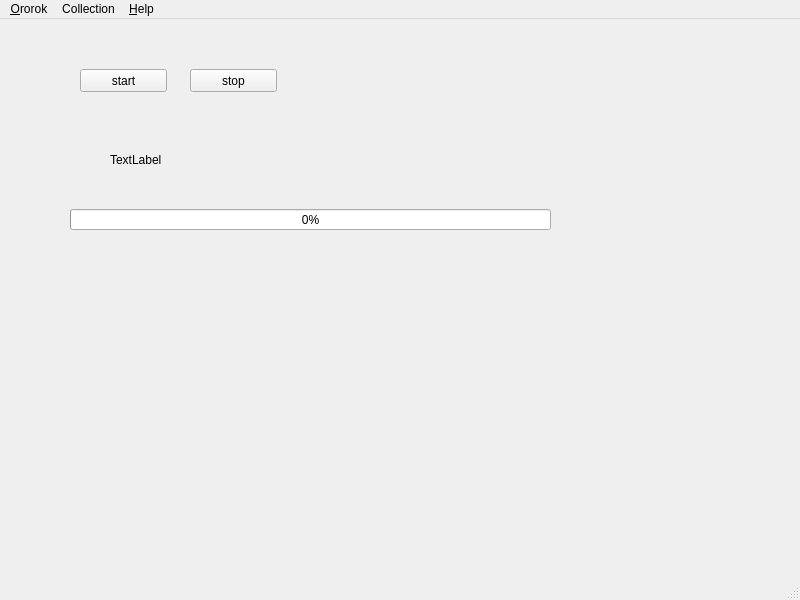
Old version of the form src/mainwindow.ui in the repository sigsergv/ororok.
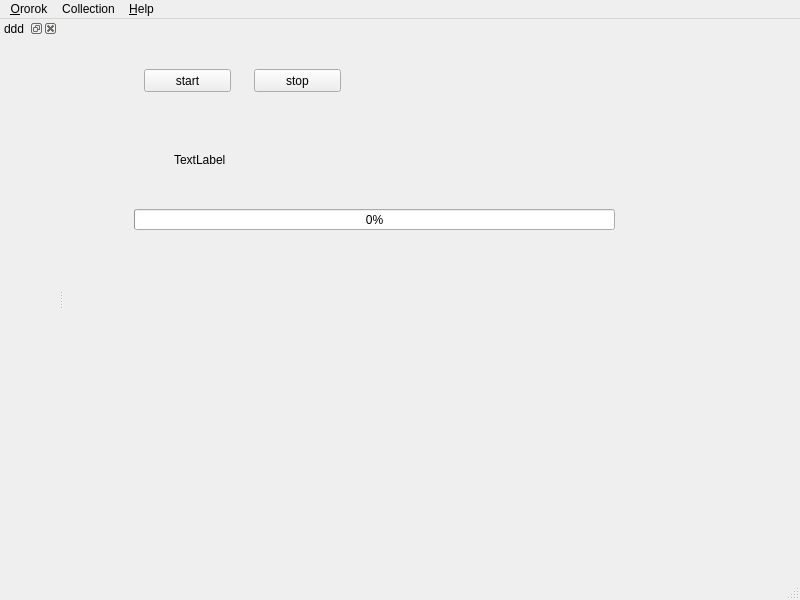
New version of the form.

Commit message: Source code update. Implemented collection tree basic rendering.

```diff
--- a/src/mainwindow.ui
+++ b/src/mainwindow.ui
@@ -98,6 +98,15 @@
    <addaction name="menu_Help"/>
   </widget>
   <widget class="QStatusBar" name="statusbar"/>
+  <widget class="QDockWidget" name="collectionDock">
+   <property name="windowTitle">
+    <string>ddd</string>
+   </property>
+   <attribute name="dockWidgetArea">
+    <number>1</number>
+   </attribute>
+   <widget class="QWidget" name="dockWidgetContents"/>
+  </widget>
   <action name="actionQuit">
    <property name="text">
     <string>Quit</string>
```
The commit also changes 13 other files.
